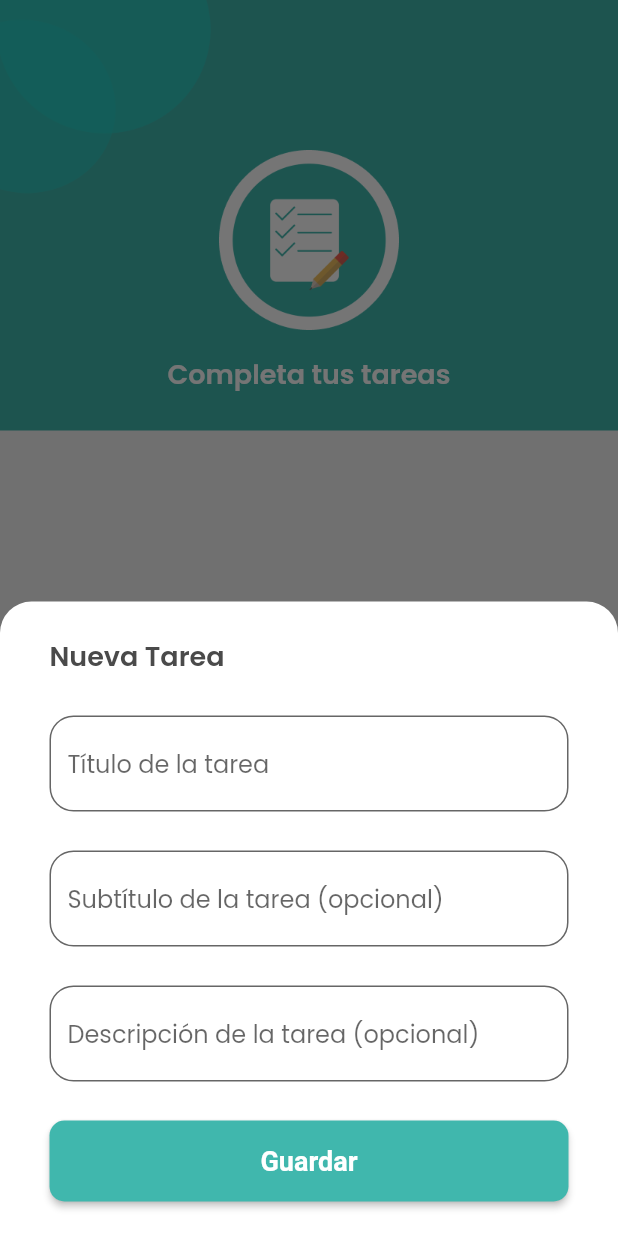
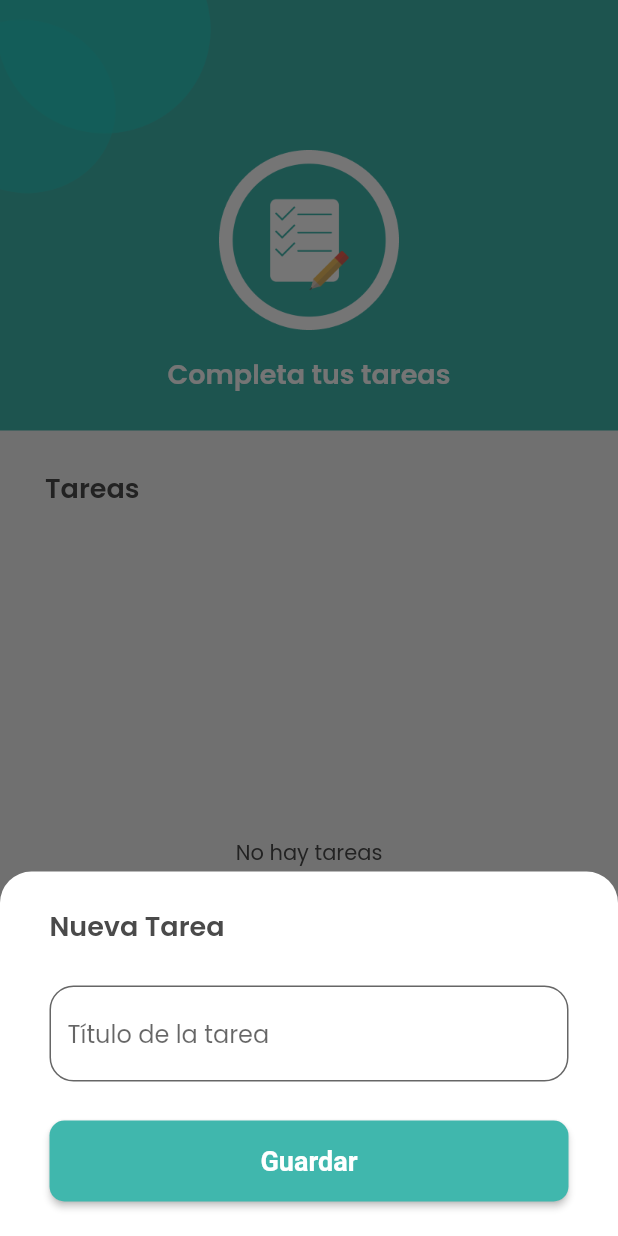
Before and after one commit to JoaquinMX/task-list, a Flutter app: the TaskListPage screen opened directly, after a tap on the "add" icon, on a phone screen of 412 x 824 dp. Run offline on Flutter 3.47's test engine with Material 2 defaults, Android fonts, the phone set to English and light mode, and no system bars; our stand-ins replace shared_preferences; accounts and stored records are empty.

```diff
--- a/lib/app/app.dart
+++ b/lib/app/app.dart
@@ -1,5 +1,6 @@
 import 'package:flutter/material.dart';
 import 'package:task_list/app/view/home/inherited_widgets.dart';
+import 'package:task_list/app/view/home/state_page.dart';
 import 'package:task_list/app/view/splash/splash_page.dart';
 
 class MyApp extends StatelessWidget {
--- a/lib/app/view/task_list/task_list_page.dart
+++ b/lib/app/view/task_list/task_list_page.dart
@@ -1,65 +1,39 @@
 import 'package:flutter/material.dart';
-import 'package:shared_preferences/shared_preferences.dart';
+import 'package:provider/provider.dart';
 import 'package:task_list/app/model/task.dart';
-import 'package:task_list/app/repository/task_repository.dart';
 import 'package:task_list/app/view/components/shape.dart';
 import 'package:task_list/app/view/components/title.dart';
 import 'package:task_list/app/view/home/inherited_widgets.dart';
+import 'package:task_list/app/view/task_list/task_provider.dart';
 
-class TaskListPage extends StatefulWidget {
+class TaskListPage extends StatelessWidget {
   const TaskListPage({Key? key}) : super(key: key);
 
   @override
-  State<TaskListPage> createState() => _TaskListPageState();
-}
-
-class _TaskListPageState extends State<TaskListPage> {
-  int count = 0;
-
-  final List<Task> taskList = <Task>[];
-  final TaskRepository taskRepository = TaskRepository();
-  @override
   Widget build(BuildContext context) {
-    return Scaffold(
-      floatingActionButton: FloatingActionButton(
+    return ChangeNotifierProvider(
+      create: (_) => TaskProvider()..fetchTasks(),
+      child: Scaffold(
+        floatingActionButton: Builder(
+          builder: (context) {
+            return FloatingActionButton(
                 onPressed: () => _showNewTaskModal(context),
-          child: Icon(
+                child: const Icon(
                   Icons.add,
                   size: 50,
                 )
+            );
+          }
         ),
-      body: Column(
+        body: const Column(
           crossAxisAlignment: CrossAxisAlignment.start,
           children: [
-          const _Header(),
+            _Header(),
             Expanded(
-              child: FutureBuilder<List<Task>>(
-                future: taskRepository.getTasks(),
-                builder: (context, AsyncSnapshot<List<Task>> snapshot) {
-                  if (snapshot == ConnectionState.waiting) {
-                    return const Center(
-                      child: CircularProgressIndicator(),
-                    );
-                  }
-                  if (!snapshot.hasData || snapshot.data!.isEmpty) {
-                    return const Center(
-                      child: Text(
-                        "No hay tareas",
-                      )
-                    );
-                  }
-                  return _taskList(
-                    snapshot.data!,
-                    onTaskDoneChange: (task) {
-                      task.done = !task.done;
-                      taskRepository.saveTasks(snapshot.data!);
-                      setState(() {});
-                    },
-                  );
-                }
-              )
+                child: _taskList()
             ),
           ],
+        ),
       ),
     );
   }
@@ -68,33 +42,21 @@ class _TaskListPageState extends State<TaskListPage> {
     showModalBottomSheet(
         context: context,
         isScrollControlled: true,
-        builder: (context) => Padding(
+        builder: (_) => ChangeNotifierProvider.value(
+          value: context.read<TaskProvider>(),
+          child: Padding(
             padding: EdgeInsets.only(bottom: MediaQuery.of(context).viewInsets.bottom),
-          child: _NewTaskModal(
-            onTaskCreated: (Task task) {
-              taskRepository.addTask(task);
-              setState((){});
-            },
-          ),
+            child: _NewTaskModal(),
+          )
         )
     );
   }
 
 }
 
-class _NewTaskModal extends StatefulWidget {
-  _NewTaskModal({Key? key, required this.onTaskCreated}) : super(key: key);
-
-  final void Function(Task task) onTaskCreated;
-
-  @override
-  State<_NewTaskModal> createState() => _NewTaskModalState();
-}
-
-class _NewTaskModalState extends State<_NewTaskModal> {
+class _NewTaskModal extends StatelessWidget {
+  _NewTaskModal({Key? key}) : super(key: key);
   final _controllerTask = TextEditingController();
-  final _controllerSubtitle = TextEditingController();
-  final _controllerDescription = TextEditingController();
 
   @override
   Widget build(BuildContext context) {
@@ -103,12 +65,12 @@ class _NewTaskModalState extends State<_NewTaskModal> {
           borderRadius: BorderRadius.vertical(top: Radius.circular(21)),
           color: Colors.white
       ),
-      padding: EdgeInsets.symmetric(horizontal: 33, vertical: 23),
+      padding: const EdgeInsets.symmetric(horizontal: 33, vertical: 23),
       child: Column(
         crossAxisAlignment: CrossAxisAlignment.start,
         mainAxisSize: MainAxisSize.min,
         children: [
-          H1("Nueva Tarea"),
+          const H1("Nueva Tarea"),
           const SizedBox(height: 26),
           TextField(
             controller: _controllerTask,
@@ -122,39 +84,15 @@ class _NewTaskModalState extends State<_NewTaskModal> {
             ),
           ),
           const SizedBox(height: 26),
-          TextField(
-            controller: _controllerSubtitle,
-            decoration: InputDecoration(
-                filled: true,
-                fillColor: Colors.white,
-                border: OutlineInputBorder(
-                  borderRadius: BorderRadius.circular(16),
-                ),
-                hintText: "Subtítulo de la tarea (opcional)"
-            ),
-          ),
-          const SizedBox(height: 26),
-          TextField(
-            controller: _controllerDescription,
-            decoration: InputDecoration(
-                filled: true,
-                fillColor: Colors.white,
-                border: OutlineInputBorder(
-                  borderRadius: BorderRadius.circular(16),
-                ),
-                hintText: "Descripción de la tarea (opcional)"
-            ),
-          ),
-          const SizedBox(height: 26),
           ElevatedButton(
               onPressed: () {
                 if (_controllerTask.text.isNotEmpty) {
-                  final task = Task(_controllerTask.text, subtitle: _controllerSubtitle.text, description: _controllerDescription.text);
-                  widget.onTaskCreated(task);
+                  final task = Task(_controllerTask.text);
+                  context.read<TaskProvider>().addNewTask(task);
                   Navigator.of(context).pop();
                 }
               },
-              child: Text("Guardar")
+              child: const Text("Guardar")
           )
         ],
       ),
@@ -163,13 +101,10 @@ class _NewTaskModalState extends State<_NewTaskModal> {
 }
 
 class _taskList extends StatelessWidget {
-  const _taskList(this.taskList, {
+  const _taskList({
     super.key,
-    required this.onTaskDoneChange
   });
 
-  final List<Task> taskList;
-  final void Function(Task task) onTaskDoneChange;
 
   @override
   Widget build(BuildContext context) {
@@ -180,13 +115,23 @@ class _taskList extends StatelessWidget {
         children: [
           const H1("Tareas"),
           Expanded(
-            child: ListView.separated(
+            child: Consumer<TaskProvider>(
+              builder: (_, taskProvider, __) {
+                if (taskProvider.taskList.isEmpty) {
+                  return const Center(
+                    child: Text("No hay tareas"),
+                  );
+                } else {
+                  return ListView.separated(
                       itemBuilder: (_, index) => _TaskItem(
-                  taskList[index],
-                  onTap: () => onTaskDoneChange(taskList[index])
+                          taskProvider.taskList[index],
+                          onTap: () => taskProvider.onTaskDoneChange(taskProvider.taskList[index])
                       ),
                       separatorBuilder: (_, __) => const SizedBox(height: 16),
-                itemCount: taskList.length
+                      itemCount: taskProvider.taskList.length
+                  );
+                }
+              },
             ),
           ),
         ],
@@ -221,7 +166,7 @@ class _Header extends StatelessWidget {
               ),
               const SizedBox(height: 16),
               const H1("Completa tus tareas", color: Colors.white),
-              SizedBox(height: 24)
+              const SizedBox(height: 24)
             ],
           ),
         ],
@@ -258,27 +203,9 @@ class _TaskItem extends StatelessWidget {
                 ),
                 const SizedBox(width: 10),
                 Flexible(
-                  child: Column(
-                    mainAxisAlignment: MainAxisAlignment.start,
-                    children: [
-                      Text(
+                  child: Text(
                     task.title,
                     overflow: TextOverflow.ellipsis,
-                      ),
-                      task.subtitle != null ? Text(
-                        style: TextStyle(
-                            color: SpecialColor.of(context).color
-                        ),
-                        task.subtitle!,
-                      ) : const SizedBox(),
-                      task.description != null ? Text(
-                        style: TextStyle(
-                          color: SpecialColor.of(context).color
-                        ),
-                        maxLines: 2,
-                        task.description!,
-                      ) : const SizedBox(),
-                    ],
                   ),
                 ),
               ],
--- /dev/null
+++ b/lib/app/view/task_list/task_provider.dart
@@ -0,0 +1,27 @@
+import 'package:flutter/material.dart';
+import 'package:task_list/app/model/task.dart';
+import 'package:task_list/app/repository/task_repository.dart';
+
+class TaskProvider extends ChangeNotifier {
+  List<Task> _taskList = [];
+
+  final _TaskRepository = TaskRepository();
+
+  List<Task> get taskList => _taskList;
+
+  void fetchTasks() async{
+    _taskList = await _TaskRepository.getTasks();
+    notifyListeners();
+  }
+
+  onTaskDoneChange(Task task) {
+    task.done = !task.done;
+    _TaskRepository.saveTasks(_taskList);
+    notifyListeners();
+  }
+
+  void addNewTask(Task task) {
+    _TaskRepository.addTask(task);
+    fetchTasks();
+  }
+}
--- a/pubspec.yaml
+++ b/pubspec.yaml
@@ -37,6 +37,7 @@ dependencies:
   cupertino_icons: ^1.0.2
   shared_preferences: ^2.2.1
   url_launcher: ^6.1.14
+  provider: ^6.0.5
 
 dev_dependencies:
   flutter_test:
```
Also changed, not shown: lib/app/model/task.dart (+4 -4 lines), lib/app/view/home/state_page.dart (added, +88 -0 lines), pubspec.lock. Lines whose indentation alone changed are shown as unchanged.
